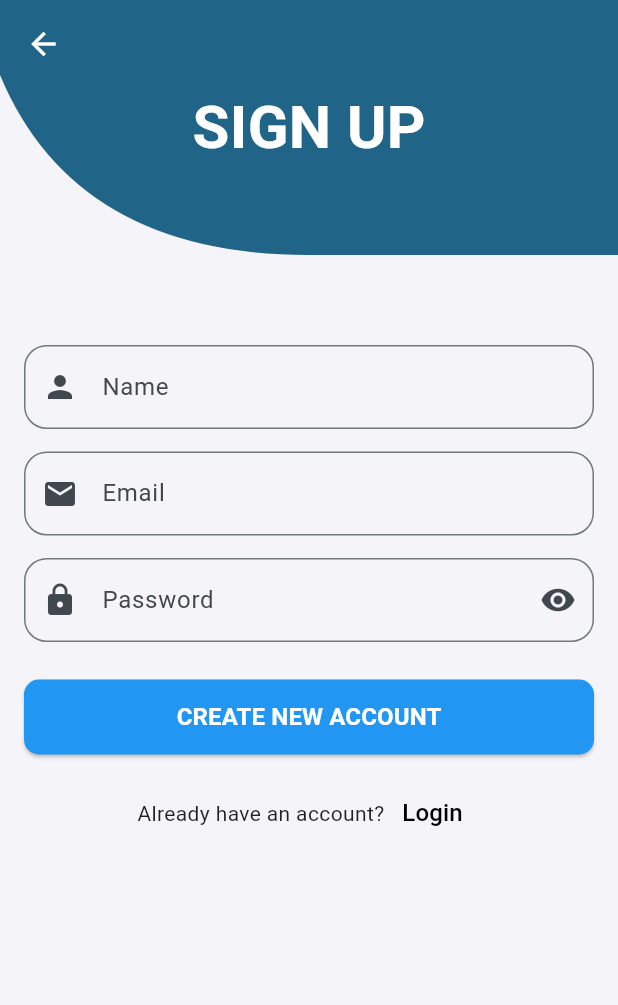
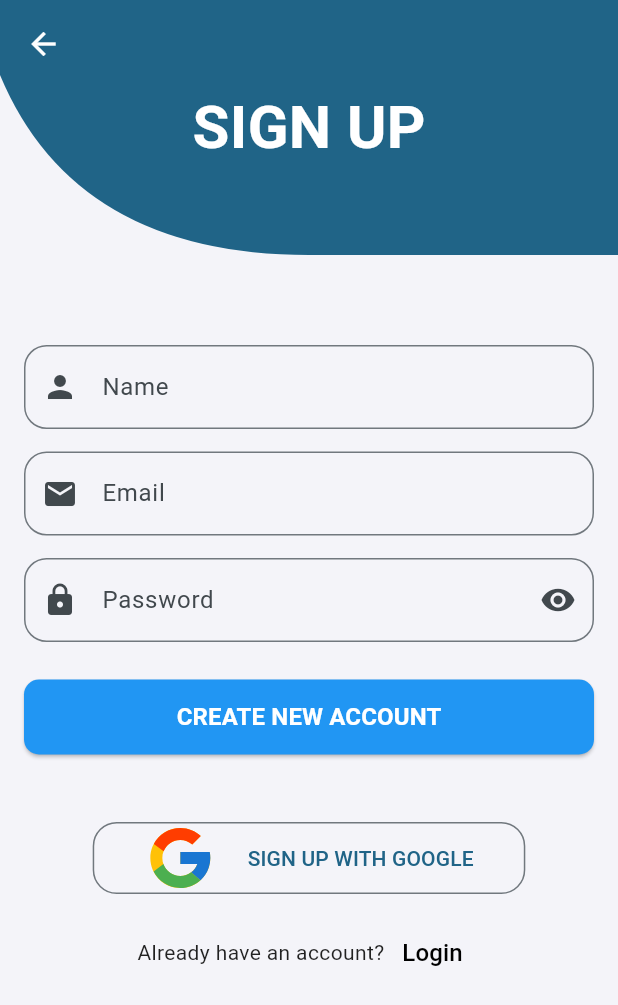
Before and after one commit to ebrahem-aboelyazed/hamzallc_auth, a Flutter app: the screen it shows after launch, after a tap on "LOGIN", after a tap on "Sign Up", on a phone screen of 412 x 824 dp. Shown: the top 1005 px of the screen. Run offline on Flutter 3.47's test engine with Material 3 defaults, Android fonts, the light colour scheme and no system bars; our stand-ins replace animate_do, bloc, dartz, easy_debounce, firebase_auth, firebase_core and 11 more; accounts and stored records are empty.

Commit message:
Added Google Sign for social login and Auth 2.0

```diff
--- a/lib/common/common.dart
+++ b/lib/common/common.dart
@@ -3,4 +3,5 @@ export './fields/email_field.dart';
 export './fields/name_field.dart';
 export './fields/password_field.dart';
 export './widgets/custom_header.dart';
+export './widgets/google_sign_button.dart';
 export './widgets/primary_button.dart';
--- /dev/null
+++ b/lib/common/widgets/google_sign_button.dart
@@ -0,0 +1,49 @@
+import 'package:flutter/material.dart';
+import 'package:hamzallc_auth/gen/assets.gen.dart';
+import 'package:hamzallc_auth/utils/utils.dart';
+
+class GoogleSignButton extends StatelessWidget {
+  const GoogleSignButton({
+    required this.onPressed,
+    required this.text,
+    this.loading = false,
+    this.loadingText,
+    super.key,
+  });
+
+  final void Function()? onPressed;
+
+  final String text;
+
+  final bool loading;
+  final String? loadingText;
+
+  @override
+  Widget build(BuildContext context) {
+    return IgnorePointer(
+      ignoring: loading,
+      child: OutlinedButton(
+        onPressed: onPressed,
+        style: OutlinedButton.styleFrom(
+          elevation: 1,
+          fixedSize: Size.fromWidth(context.widthPercentage(0.7)),
+          shape: RoundedRectangleBorder(
+            side: const BorderSide(
+              color: Colors.lightBlueAccent,
+            ),
+            borderRadius: BorderRadius.circular(16),
+          ),
+        ),
+        child: Row(
+          mainAxisAlignment: MainAxisAlignment.spaceAround,
+          children: [
+            Assets.svg.icGoogle.svg(),
+            Text(
+              loading ? loadingText ?? 'Processing' : text,
+            ),
+          ],
+        ),
+      ),
+    );
+  }
+}
--- a/lib/core/di/register_module.dart
+++ b/lib/core/di/register_module.dart
@@ -1,4 +1,5 @@
 import 'package:firebase_auth/firebase_auth.dart';
+import 'package:google_sign_in/google_sign_in.dart';
 import 'package:injectable/injectable.dart';
 import 'package:local_auth/local_auth.dart';
 
@@ -7,4 +8,6 @@ abstract class RegisterModule {
   FirebaseAuth get firebaseAuth => FirebaseAuth.instance;
 
   LocalAuthentication get localAuthentication => LocalAuthentication();
+
+  GoogleSignIn get googleSignIn => GoogleSignIn();
 }
--- a/lib/gen/assets.gen.dart
+++ b/lib/gen/assets.gen.dart
@@ -29,6 +29,9 @@ class $AssetsSvgGen {
   SvgGenImage get icEmptyData =>
       const SvgGenImage('assets/svg/ic_empty_data.svg');
 
+  /// File path: assets/svg/ic_google.svg
+  SvgGenImage get icGoogle => const SvgGenImage('assets/svg/ic_google.svg');
+
   /// File path: assets/svg/ic_no_data.svg
   SvgGenImage get icNoData => const SvgGenImage('assets/svg/ic_no_data.svg');
 
@@ -37,7 +40,8 @@ class $AssetsSvgGen {
       const SvgGenImage('assets/svg/ic_search_empty.svg');
 
   /// List of all assets
-  List<SvgGenImage> get values => [icEmptyData, icNoData, icSearchEmpty];
+  List<SvgGenImage> get values =>
+      [icEmptyData, icGoogle, icNoData, icSearchEmpty];
 }
 
 class Assets {
--- a/lib/modules/auth/cubits/auth_state.dart
+++ b/lib/modules/auth/cubits/auth_state.dart
@@ -7,6 +7,8 @@ class AuthState with _$AuthState {
   const factory AuthState.unauthorized() = AuthUnauthorized;
 
   const factory AuthState.loading() = AuthLoading;
+
+  const factory AuthState.socialSignLoading() = AuthSocialSignLoading;
 
   const factory AuthState.registered() = AuthRegistered;
 
--- a/lib/modules/auth/services/auth_service.dart
+++ b/lib/modules/auth/services/auth_service.dart
@@ -8,7 +8,7 @@ abstract class AuthService {
     required String password,
   });
 
-  Future<Either<Failure, UserCredential>> registerUser({
+  Future<Either<Failure, User>> registerUser({
     required String email,
     required String password,
     required String name,
@@ -16,7 +16,7 @@ abstract class AuthService {
 
   Future<Either<Failure, void>> verifyEmail();
 
-  Future<Either<Failure, void>> signInWithGoogle();
+  Future<Either<Failure, User>> signWithGoogle();
 
   bool hasVerifiedEmail();
 
--- a/lib/modules/auth/views/widgets/login_view.dart
+++ b/lib/modules/auth/views/widgets/login_view.dart
@@ -44,10 +44,11 @@ class _LoginViewState extends State<LoginView> {
                   const SizedBox(
                     height: Dimensions.paddingExtraLarge,
                   ),
-                  Align(
-                    child: BlocBuilder<AuthCubit, AuthState>(
-                      builder: (context, state) {
-                        return PrimaryButton(
+                  BlocBuilder<AuthCubit, AuthState>(
+                    builder: (context, state) {
+                      return IgnorePointer(
+                        ignoring: state is AuthSocialSignLoading,
+                        child: PrimaryButton(
                           onPressed: () async {
                             await cubit.loginUser(
                               email: email,
@@ -56,9 +57,23 @@ class _LoginViewState extends State<LoginView> {
                           },
                           loading: state is AuthLoading,
                           text: 'LOGIN',
-                        );
-                      },
-                    ),
+                        ),
+                      );
+                    },
+                  ),
+                  const SizedBox(height: Dimensions.paddingMax),
+                  BlocBuilder<AuthCubit, AuthState>(
+                    builder: (context, state) {
+                      return IgnorePointer(
+                        ignoring: state is AuthLoading,
+                        child: GoogleSignButton(
+                          onPressed: cubit.signWithGoogle,
+                          loading: state is AuthSocialSignLoading,
+                          text: 'SIGN IN WITH GOOGLE',
+                          loadingText: 'SIGNING IN WITH GOOGLE...',
+                        ),
+                      );
+                    },
                   ),
                   const SizedBox(height: Dimensions.paddingDefault),
                   Row(
--- a/lib/modules/auth/views/widgets/sign_up_view.dart
+++ b/lib/modules/auth/views/widgets/sign_up_view.dart
@@ -33,7 +33,6 @@ class _SignUpViewState extends State<SignUpView> {
             ),
             child: FadeInUp(
               child: Column(
-                crossAxisAlignment: CrossAxisAlignment.start,
                 children: [
                   const SizedBox(height: Dimensions.paddingMax),
                   NameField(
@@ -49,13 +48,12 @@ class _SignUpViewState extends State<SignUpView> {
                   PasswordField(
                     onChanged: (value) => password = value,
                   ),
-                  const SizedBox(
-                    height: Dimensions.paddingExtraLarge,
-                  ),
-                  Align(
-                    child: BlocBuilder<AuthCubit, AuthState>(
-                      builder: (context, state) {
-                        return PrimaryButton(
+                  const SizedBox(height: Dimensions.paddingExtraLarge),
+                  BlocBuilder<AuthCubit, AuthState>(
+                    builder: (context, state) {
+                      return IgnorePointer(
+                        ignoring: state is AuthSocialSignLoading,
+                        child: PrimaryButton(
                           onPressed: () async {
                             await cubit.registerUser(
                               email: email,
@@ -65,9 +63,23 @@ class _SignUpViewState extends State<SignUpView> {
                           },
                           loading: state is AuthLoading,
                           text: 'CREATE NEW ACCOUNT',
-                        );
-                      },
-                    ),
+                        ),
+                      );
+                    },
+                  ),
+                  const SizedBox(height: Dimensions.paddingMax),
+                  BlocBuilder<AuthCubit, AuthState>(
+                    builder: (context, state) {
+                      return IgnorePointer(
+                        ignoring: state is AuthLoading,
+                        child: GoogleSignButton(
+                          onPressed: cubit.signWithGoogle,
+                          loading: state is AuthSocialSignLoading,
+                          text: 'SIGN UP WITH GOOGLE',
+                          loadingText: 'SIGNING UP WITH GOOGLE...',
+                        ),
+                      );
+                    },
                   ),
                   const SizedBox(height: Dimensions.paddingDefault),
                   Row(
--- a/lib/modules/home/views/widgets/home_locked_view.dart
+++ b/lib/modules/home/views/widgets/home_locked_view.dart
@@ -1,4 +1,3 @@
-import 'package:flutter/cupertino.dart';
 import 'package:flutter/material.dart';
 import 'package:flutter_bloc/flutter_bloc.dart';
 import 'package:hamzallc_auth/modules/auth/auth.dart';
@@ -11,20 +10,19 @@ class HomeLockedView extends StatefulWidget {
   State<HomeLockedView> createState() => _HomeLockedViewState();
 }
 
-class _HomeLockedViewState extends State<HomeLockedView>
-    with WidgetsBindingObserver {
+class _HomeLockedViewState extends State<HomeLockedView> {
   late final AuthCubit _authCubit;
 
   @override
   void initState() {
     super.initState();
-    WidgetsBinding.instance.addObserver(this);
     _authCubit = context.read<AuthCubit>();
     _authCubit.authenticateWithBiometrics();
   }
 
   @override
   Widget build(BuildContext context) {
+    print('Built HomeLockedView');
     return Scaffold(
       body: SafeArea(
         child: SizedBox(
--- a/lib/modules/home/views/widgets/home_view.dart
+++ b/lib/modules/home/views/widgets/home_view.dart
@@ -8,6 +8,7 @@ class HomeView extends StatelessWidget {
 
   @override
   Widget build(BuildContext context) {
+    print('Built HomeView');
     final authCubit = context.read<AuthCubit>();
     return Scaffold(
       appBar: AppBar(
--- a/pubspec.yaml
+++ b/pubspec.yaml
@@ -33,6 +33,7 @@ dependencies:
   local_auth: ^2.2.0
   firebase_core: ^2.30.1
   firebase_auth: ^4.19.4
+  google_sign_in: ^6.2.1
   animate_do: ^3.3.4
 
 
```
Also changed, not shown: lib/modules/auth/cubits/auth_cubit.dart (+10 -11 lines), lib/modules/auth/services/auth_service_impl.dart (+22 -12 lines), lib/modules/auth/views/login_page.dart (+6 -5 lines), lib/modules/auth/views/sign_up_page.dart (+7 -5 lines), lib/modules/home/views/home_page.dart (+21 -3 lines), assets/svg/ic_google.svg (added), lib/core/di/dependencies.config.dart, lib/modules/auth/cubits/auth_cubit.freezed.dart, lib/modules/home/home.dart (line endings or trailing spaces), pubspec.lock, 1 other file.
